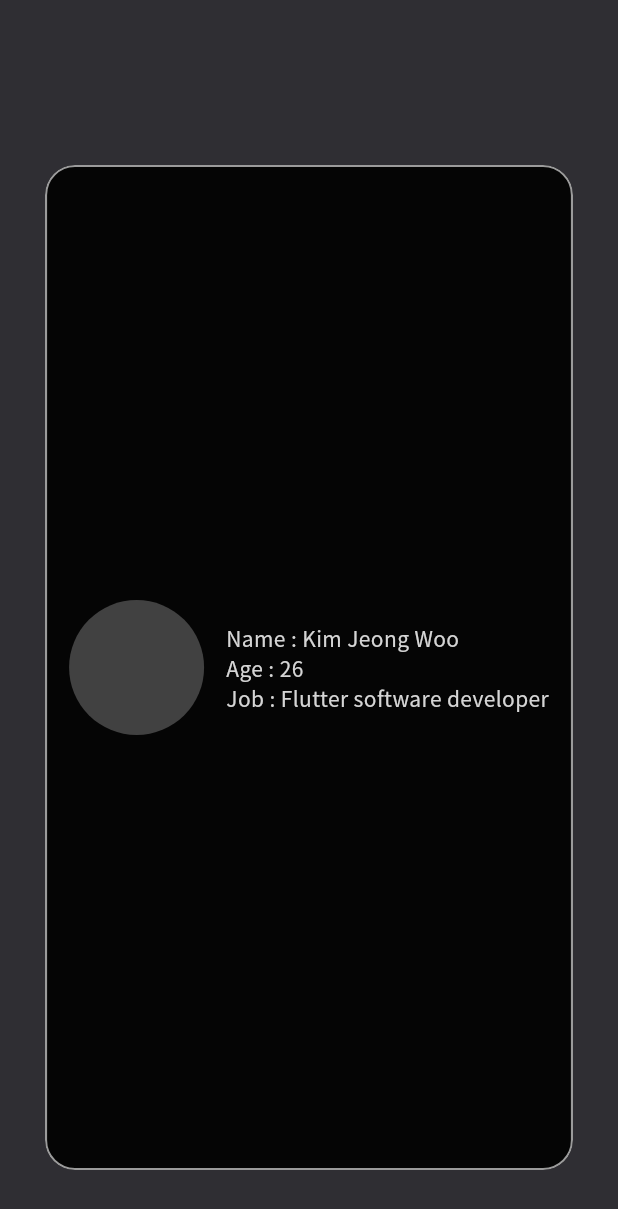
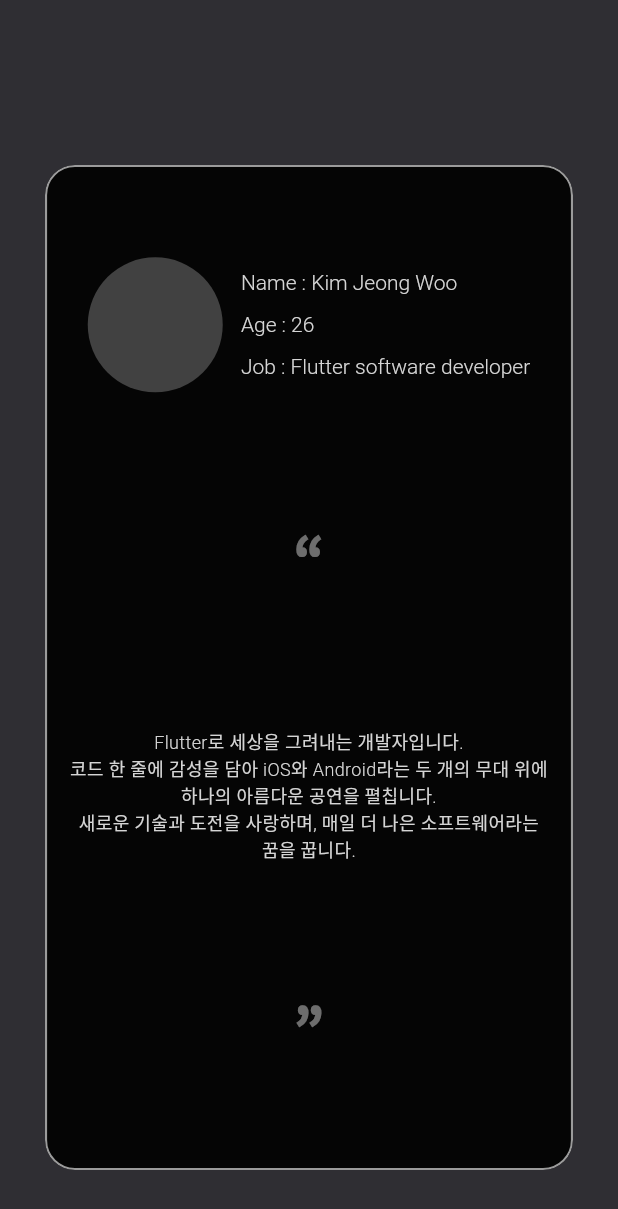
Before and after one commit to jeongwoo0427/aboutme, a Flutter app: the CoverLetterPage widget shown alone on an empty page, opened directly, on a phone screen of 412 x 824 dp. Shown: the top 1209 px of the screen. Run offline on Flutter 3.47's test engine with Material 3 defaults, Android fonts, the phone set to English and light mode, and no system bars; our stand-ins replace dio, flutter_animate, flutter_riverpod, go_router, logger, responsive_framework and 2 more; accounts and stored records are empty; network calls fail.

Commit message:
feat : letter 텍스트 추가

```diff
--- a/lib/constants/app_localizations.dart
+++ b/lib/constants/app_localizations.dart
@@ -22,6 +22,7 @@ class AppLocalizations{
 abstract class Localizations{
   String get introduction_screen_greeting_page_scroll_text;
   String get introduction_screen_letter_page_hi;
+  String get introduction_screen_letter_page_letter;
 }
 
 class KoreanLocalizations implements Localizations{
@@ -30,6 +31,12 @@ class KoreanLocalizations implements Localizations{
 
   @override
   String get introduction_screen_letter_page_hi => '안녕하세요';
+
+  @override
+  // TODO: implement introduction_screen_letter_page_letter
+  String get introduction_screen_letter_page_letter => 'Flutter로 세상을 그려내는 개발자입니다.\n'
+      '코드 한 줄에 감성을 담아 iOS와 Android라는 두 개의 무대 위에 하나의 아름다운 공연을 펼칩니다.\n'
+      '새로운 기술과 도전을 사랑하며, 매일 더 나은 소프트웨어라는 꿈을 꿉니다.';
 
 }
 
@@ -40,5 +47,11 @@ class EnglishLocalizations implements Localizations{
   @override
   String get introduction_screen_letter_page_hi => 'hi';
 
+  @override
+  // TODO: implement introduction_screen_letter_page_letter
+  String get introduction_screen_letter_page_letter => 'I am a developer painting the world with Flutter.\n'
+      'Each line of code carries a touch of emotion, crafting a single beautiful performance on the dual stages of iOS and Android. \n'
+      'I embrace new technologies and challenges, dreaming each day of creating better software.';
+
 
 }
--- a/lib/ui/screens/introduction/introduction_screen.dart
+++ b/lib/ui/screens/introduction/introduction_screen.dart
@@ -68,8 +68,6 @@ class _IntroductionScreenState extends State<IntroductionScreen> {
           children: [
             GreetingPage(showContinueText: _isTop,),
             CoverLetterPage(),
-            CoverLetterPage(),
-            CoverLetterPage(),
           ],
         ),
       ),
--- a/lib/ui/screens/introduction/pages/cover_letter_page.dart
+++ b/lib/ui/screens/introduction/pages/cover_letter_page.dart
@@ -1,20 +1,19 @@
 import 'package:aboutme/cores/extensions/build_context_extension.dart';
+import 'package:aboutme/cores/extensions/widget_ref_extension.dart';
 import 'package:aboutme/ui/widgets/boxes/max_width_box.dart';
 import 'package:aboutme/ui/widgets/container/glassy_container.dart';
 import 'package:aboutme/ui/widgets/scaffold/fitted_screen_size_body.dart';
 import 'package:flutter/material.dart';
+import 'package:flutter_riverpod/flutter_riverpod.dart';
 
-class CoverLetterPage extends StatefulWidget {
+class CoverLetterPage extends ConsumerStatefulWidget {
   CoverLetterPage({super.key});
 
-
   @override
-  State<CoverLetterPage> createState() => _CoverLetterPageState();
+  ConsumerState<CoverLetterPage> createState() => _CoverLetterPageState();
 }
 
-class _CoverLetterPageState extends State<CoverLetterPage> {
-
-
+class _CoverLetterPageState extends ConsumerState<CoverLetterPage> {
   @override
   void initState() {
     super.initState();
@@ -22,6 +21,21 @@ class _CoverLetterPageState extends State<CoverLetterPage> {
 
   @override
   Widget build(BuildContext context) {
+    final TextStyle profileStateTextStyle = TextStyle(
+        fontSize: context.getResponsiveValue(18, 14),
+        fontWeight: FontWeight.w300,
+        color: context.colorScheme.onSurface);
+
+    final TextStyle doubleQuotationTextStyle = TextStyle(
+        fontWeight: FontWeight.w800,
+        fontSize: context.getResponsiveValue(55, 44),
+        color: context.colorScheme.onSurface.withOpacity(0.5));
+
+    final TextStyle letterTextStyle = TextStyle(
+        fontWeight: FontWeight.w300,
+        fontSize: context.getResponsiveValue(16, 12),
+        color: context.colorScheme.onSurface);
+
     return FittedScreenSizeBody(
       body: Padding(
         padding: EdgeInsets.all(context.getResponsiveValue(70, 30)),
@@ -30,6 +44,7 @@ class _CoverLetterPageState extends State<CoverLetterPage> {
             child: GlassyContainer(
               height: double.infinity,
               width: double.infinity,
+              padding: const EdgeInsets.symmetric(vertical: 20,horizontal: 15),
               child: Column(
                 mainAxisSize: MainAxisSize.max,
                 mainAxisAlignment: MainAxisAlignment.spaceAround,
@@ -44,18 +59,43 @@ class _CoverLetterPageState extends State<CoverLetterPage> {
                           minRadius: context.getResponsiveValue(60, 45),
                           backgroundColor: Colors.white24,
                         ),
-
-                        Column(
+                        DefaultTextStyle(
+                          style: profileStateTextStyle,
+                          child: const Column(
                             crossAxisAlignment: CrossAxisAlignment.start,
-
                             children: [
                               Text('Name : Kim Jeong Woo'),
+                              SizedBox(
+                                height: 12,
+                              ),
                               Text('Age : 26'),
+                              SizedBox(
+                                height: 12,
+                              ),
                               Text('Job : Flutter software developer'),
-                          ],)
                             ],
                           ),
                         )
+                      ],
+                    ),
+                  ),
+                  Text(
+                    '“',
+                    style: doubleQuotationTextStyle,
+                  ),
+                  MaxWidthBox(
+                    maxWidth: 700,
+                    child: Text.rich(TextSpan(children: [
+                      TextSpan(
+                          text: ref.localizations
+                              .introduction_screen_letter_page_letter,
+                          style: letterTextStyle)
+                    ]),textAlign: TextAlign.center,),
+                  ),
+                  Text(
+                    '”',
+                    style: doubleQuotationTextStyle,
+                  ),
                 ],
               ),
             ),
```
Lines whose indentation alone changed are shown as unchanged.
